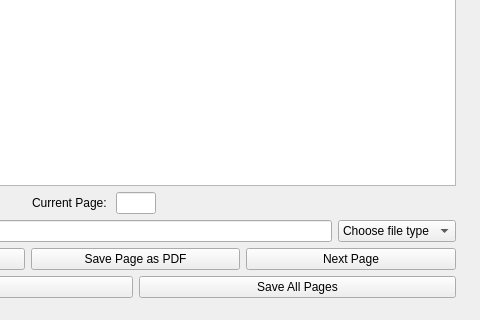
First picture: the form in pdfProcessingWidget.ui, repository jacobpfondevida/PDF-Page-Splitter, before the edit; both pictures show x 205 to 685 and y 343 to 663 of the 685 by 663 pixel window.
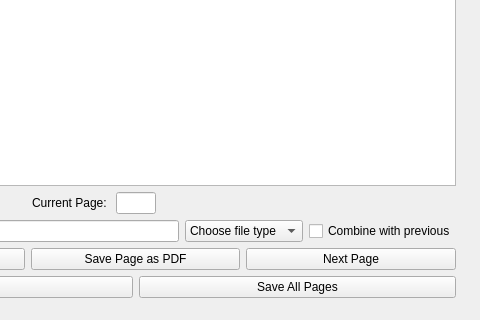
Second picture: the form after the edit.

Patch:
```diff
--- a/pdfProcessingWidget.ui
+++ b/pdfProcessingWidget.ui
@@ -132,6 +132,13 @@
         </item>
        </widget>
       </item>
+      <item>
+       <widget class="QCheckBox" name="combineWithPreviousCheckBox">
+        <property name="text">
+         <string>Combine with previous</string>
+        </property>
+       </widget>
+      </item>
      </layout>
     </item>
     <item>
```
